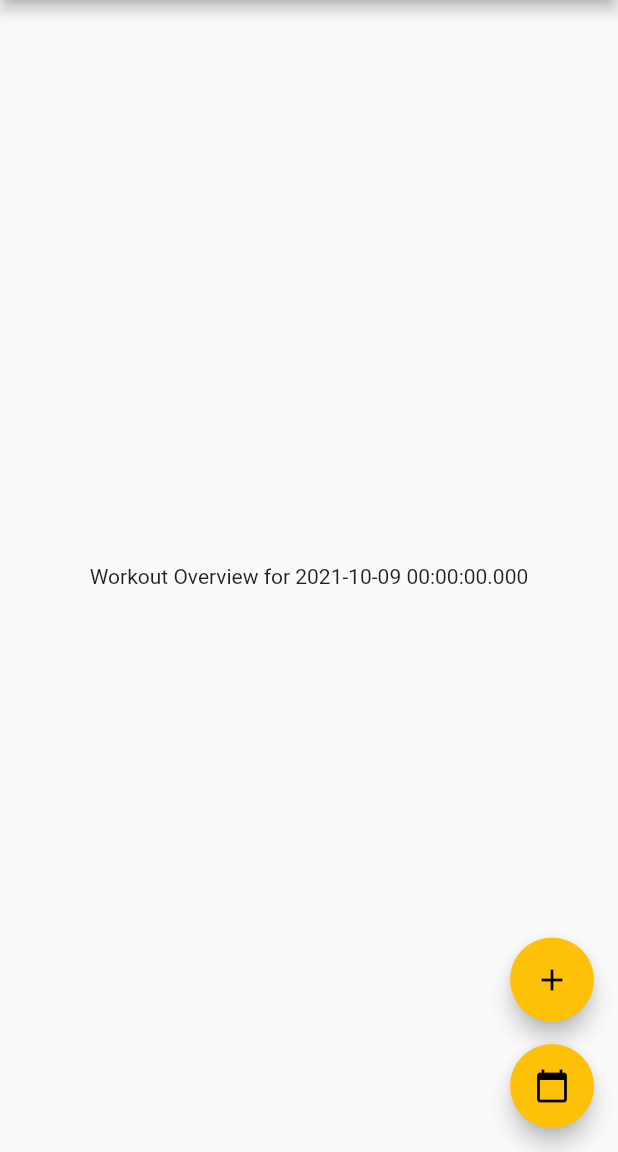
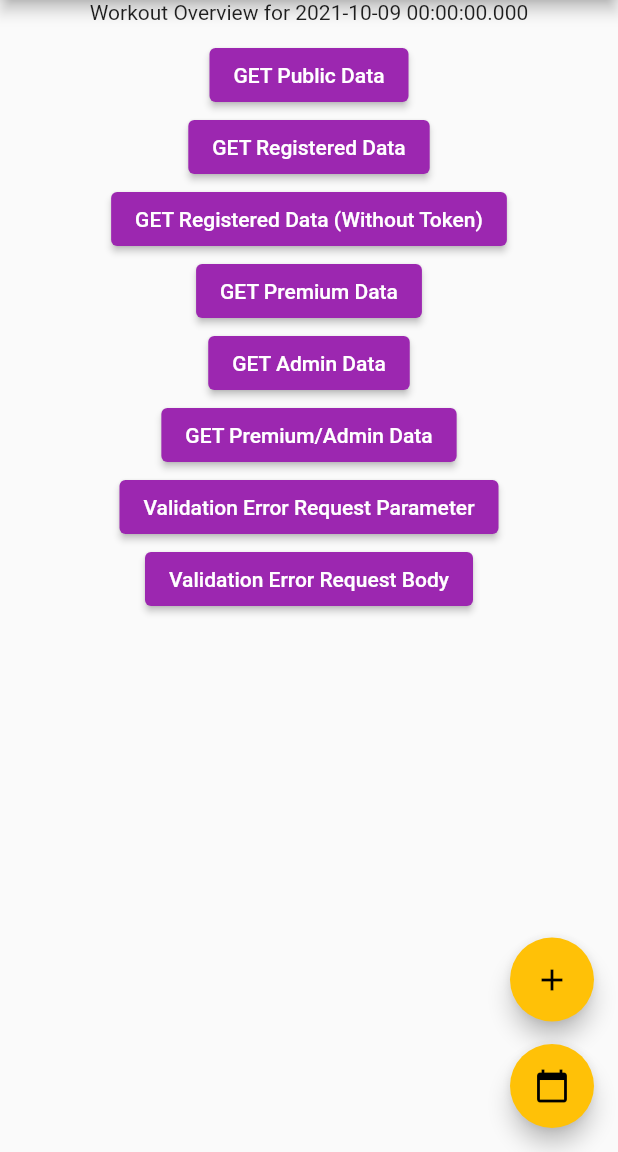
Before and after one commit to witness-org/witness, a Flutter app: the screen it shows after launch, on a phone screen of 412 x 824 dp, the part 84-1236 px from its top. Run offline on Flutter 3.47's test engine with Material 2 defaults, Android fonts, the light colour scheme and no system bars; drawn by our look-alikes of flutter_speed_dial; our stand-ins replace logger; missing offline and left inert: progress_loader_overlay; generated files the repository leaves out were written again.

Commit message:
35: Add GreetingProvider and ApiConsumerShowcase exemplifying server API consumption

```diff
--- a/client/lib/main.dart
+++ b/client/lib/main.dart
@@ -1,5 +1,6 @@
 import 'package:client/providers/auth_provider.dart';
 import 'package:client/providers/exercise_provider.dart';
+import 'package:client/providers/greeting_provider.dart';
 import 'package:client/providers/training_program_provider.dart';
 import 'package:client/widgets/app.dart';
 import 'package:flutter/material.dart';
@@ -23,6 +24,10 @@ Future<void> main() async {
           create: (final _) => TrainingProgramProvider.empty(),
           update: (final _, final auth, final previousTrainingPrograms) => TrainingProgramProvider.fromProviders(auth, previousTrainingPrograms),
         ),
+        ChangeNotifierProxyProvider<AuthProvider, GreetingProvider>(
+          create: (final _) => GreetingProvider.empty(),
+          update: (final _, final auth, final __) => GreetingProvider.fromProviders(auth),
+        ),
       ],
       child: const WitnessClient(
         key: ValueKey("root"),
--- /dev/null
+++ b/client/lib/providers/greeting_provider.dart
@@ -0,0 +1,39 @@
+import 'package:client/models/greeting.dart';
+import 'package:client/providers/auth_provider.dart';
+import 'package:client/services/greeting_service.dart';
+import 'package:flutter/material.dart';
+
+class GreetingProvider with ChangeNotifier {
+  GreetingProvider(this._auth);
+
+  GreetingProvider.empty() : this(null);
+
+  GreetingProvider.fromProviders(final AuthProvider auth) : this(auth);
+
+  final _greetingService = GreetingService();
+  final AuthProvider? _auth; // ignore: unused_field
+
+  Future<String> getPublicData() async {
+    return _greetingService.getPublicData();
+  }
+
+  Future<String> getRegisteredData(final String name, [final bool useToken = true]) async {
+    return _greetingService.getRegisteredData(name, useToken ? await _auth?.getToken() : null);
+  }
+
+  Future<String> getPremiumData() async {
+    return _greetingService.getPremiumData(await _auth?.getToken());
+  }
+
+  Future<String> getAdminData() async {
+    return _greetingService.getAdminData(await _auth?.getToken());
+  }
+
+  Future<String> getPremiumOrAdminData() async {
+    return _greetingService.getPremiumOrAdminData(await _auth?.getToken());
+  }
+
+  Future<String> postData(final Greeting data) async {
+    return _greetingService.postData(data, await _auth?.getToken());
+  }
+}
--- /dev/null
+++ b/client/lib/services/greeting_service.dart
@@ -0,0 +1,91 @@
+import 'dart:convert';
+import 'dart:io';
+
+import 'package:client/logging/logger_factory.dart';
+import 'package:client/models/greeting.dart';
+import 'package:http/http.dart' as http;
+
+final _logger = getLogger('greeting_service');
+
+class GreetingService {
+  Future<String> getPublicData() async {
+    _logger.i('GET http://10.0.2.2:8080/greeting/public');
+
+    await Future<void>.delayed(
+      const Duration(seconds: 1),
+    );
+
+    final url = Uri.parse('http://10.0.2.2:8080/greeting/public');
+    final response = await http.get(url);
+    return response.body;
+  }
+
+  Future<String> getRegisteredData(final String name, final String? token) async {
+    _logger.i('GET http://10.0.2.2:8080/greeting');
+
+    await Future<void>.delayed(
+      const Duration(seconds: 1),
+    );
+
+    final url = Uri.http('10.0.2.2:8080', '/greeting', <String, String>{'name': name});
+    final response = await http.get(url, headers: _getHeaders(token));
+    return response.body;
+  }
+
+  Future<String> getPremiumData(final String? token) async {
+    _logger.i('GET http://10.0.2.2:8080/greeting/premiumData');
+
+    await Future<void>.delayed(
+      const Duration(seconds: 1),
+    );
+
+    final url = Uri.parse('http://10.0.2.2:8080/greeting/premiumData');
+    final response = await http.get(url, headers: _getHeaders(token));
+    return response.body;
+  }
+
+  Future<String> getAdminData(final String? token) async {
+    _logger.i('GET http://10.0.2.2:8080/greeting/adminData');
+
+    await Future<void>.delayed(
+      const Duration(seconds: 1),
+    );
+
+    final url = Uri.parse('http://10.0.2.2:8080/greeting/adminData');
+    final response = await http.get(url, headers: _getHeaders(token));
+    return response.body;
+  }
+
+  Future<String> getPremiumOrAdminData(final String? token) async {
+    _logger.i('GET http://10.0.2.2:8080/greeting/premiumOrAdminData');
+
+    await Future<void>.delayed(
+      const Duration(seconds: 1),
+    );
+
+    final url = Uri.parse('http://10.0.2.2:8080/greeting/premiumOrAdminData');
+    final response = await http.get(url, headers: _getHeaders(token));
+    return response.body;
+  }
+
+  Future<String> postData(final Greeting greeting, final String? token) async {
+    _logger.i('POST http://10.0.2.2:8080/greeting');
+
+    await Future<void>.delayed(
+      const Duration(seconds: 1),
+    );
+
+    final url = Uri.parse('http://10.0.2.2:8080/greeting');
+    final payload = json.encode(greeting);
+    final response = await http.post(url, headers: _getHeaders(token, true), body: payload);
+    return response.body;
+  }
+
+  Map<String, String> _getHeaders(final String? token, [final bool jsonPayload = false]) {
+    final headers = {HttpHeaders.authorizationHeader: 'Bearer $token'};
+    if (jsonPayload) {
+      headers['Content-Type'] = ContentType.json.toString();
+    }
+    return headers;
+  }
+}
--- /dev/null
+++ b/client/lib/widgets/training_logs/api_consumer_showcase.dart
@@ -0,0 +1,80 @@
+import 'package:client/models/greeting.dart';
+import 'package:client/providers/greeting_provider.dart';
+import 'package:flutter/material.dart';
+import 'package:flutter/services.dart';
+import 'package:progress_loader_overlay/progress_loader_overlay.dart';
+import 'package:provider/provider.dart';
+
+class ApiConsumerShowcase extends StatelessWidget {
+  const ApiConsumerShowcase({final Key? key}) : super(key: key);
+
+  void _showResult(final BuildContext context, final String result) {
+    showDialog<void>(
+      context: context,
+      builder: (final ctx) => AlertDialog(
+        title: const Text("API Response"),
+        content: SelectableText(result),
+        actions: [
+          TextButton(
+            onPressed: () => Clipboard.setData(ClipboardData(text: result)),
+            child: const Text("COPY"),
+          ),
+          TextButton(
+            onPressed: () => Navigator.pop(ctx, true),
+            child: const Text("OK"),
+          ),
+        ],
+      ),
+    );
+  }
+
+  void fetchData(final BuildContext context, final Future<String> fetcher) {
+    ProgressLoader()
+        .show(context)
+        .then((final _) => fetcher)
+        .then((final result) => _showResult(context, result))
+        .then((final _) => ProgressLoader().dismiss());
+  }
+
+  @override
+  Widget build(final BuildContext context) {
+    final greetings = Provider.of<GreetingProvider>(context, listen: false);
+    return Column(
+      children: [
+        const SizedBox(height: 10),
+        ElevatedButton(
+          onPressed: () => fetchData(context, greetings.getPublicData()),
+          child: const Text('GET Public Data'),
+        ),
+        ElevatedButton(
+          onPressed: () => fetchData(context, greetings.getRegisteredData('registered user')),
+          child: const Text('GET Registered Data'),
+        ),
+        ElevatedButton(
+          onPressed: () => fetchData(context, greetings.getRegisteredData('registered user', false)),
+          child: const Text('GET Registered Data (Without Token)'),
+        ),
+        ElevatedButton(
+          onPressed: () => fetchData(context, greetings.getPremiumData()),
+          child: const Text('GET Premium Data'),
+        ),
+        ElevatedButton(
+          onPressed: () => fetchData(context, greetings.getAdminData()),
+          child: const Text('GET Admin Data'),
+        ),
+        ElevatedButton(
+          onPressed: () => fetchData(context, greetings.getPremiumOrAdminData()),
+          child: const Text('GET Premium/Admin Data'),
+        ),
+        ElevatedButton(
+          onPressed: () => fetchData(context, greetings.getRegisteredData(' ')),
+          child: const Text('Validation Error Request Parameter'),
+        ),
+        ElevatedButton(
+          onPressed: () => fetchData(context, greetings.postData(const Greeting(id: -1, content: ' '))),
+          child: const Text('Validation Error Request Body'),
+        ),
+      ],
+    );
+  }
+}
--- a/client/lib/widgets/training_logs/training_log_screen.dart
+++ b/client/lib/widgets/training_logs/training_log_screen.dart
@@ -4,6 +4,7 @@ import 'package:client/logging/logger_factory.dart';
 import 'package:client/widgets/app_drawer.dart';
 import 'package:client/widgets/common/string_localizer.dart';
 import 'package:client/widgets/main_app_bar.dart';
+import 'package:client/widgets/training_logs/api_consumer_showcase.dart';
 import 'package:flutter/material.dart';
 import 'package:flutter_speed_dial/flutter_speed_dial.dart';
 
@@ -49,8 +50,13 @@ class TrainingLogScreen extends StatelessWidget with LogMessagePreparer, StringL
           ),
         ],
       ),
-      body: Center(
-        child: Text('${uiStrings.trainingLogScreen_placeholder_prefix} $_workoutDay'),
+      body: Column(
+        children: [
+          Center(
+            child: Text('${uiStrings.trainingLogScreen_placeholder_prefix} $_workoutDay'),
+          ),
+          const ApiConsumerShowcase(),
+        ],
       ),
     );
   }
```
